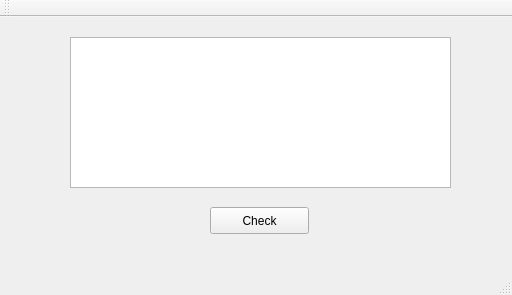
Qt form mainwindow.ui (Jyang772/PenguHash) before a commit.
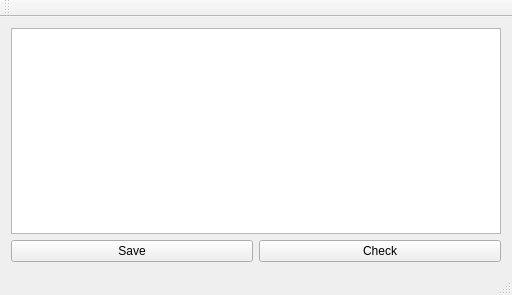
The same form after that commit.

The edit to the form file:
```diff
--- a/mainwindow.ui
+++ b/mainwindow.ui
@@ -14,29 +14,25 @@
    <string>PenguSniff</string>
   </property>
   <widget class="QWidget" name="centralWidget">
-   <widget class="QTextBrowser" name="textBrowser">
-    <property name="geometry">
-     <rect>
-      <x>70</x>
-      <y>20</y>
-      <width>381</width>
-      <height>151</height>
-     </rect>
-    </property>
-   </widget>
+   <layout class="QGridLayout" name="gridLayout">
+    <item row="0" column="0" colspan="2">
+     <widget class="QTextBrowser" name="textBrowser"/>
+    </item>
+    <item row="1" column="0">
+     <widget class="QPushButton" name="pushButton_2">
+      <property name="text">
+       <string>Save</string>
+      </property>
+     </widget>
+    </item>
+    <item row="1" column="1">
    <widget class="QPushButton" name="pushButton">
-    <property name="geometry">
-     <rect>
-      <x>210</x>
-      <y>190</y>
-      <width>99</width>
-      <height>27</height>
-     </rect>
-    </property>
     <property name="text">
      <string>Check</string>
     </property>
    </widget>
+    </item>
+   </layout>
   </widget>
   <widget class="QMenuBar" name="menuBar">
    <property name="geometry">
```
Lines whose indentation alone changed are shown as unchanged.
